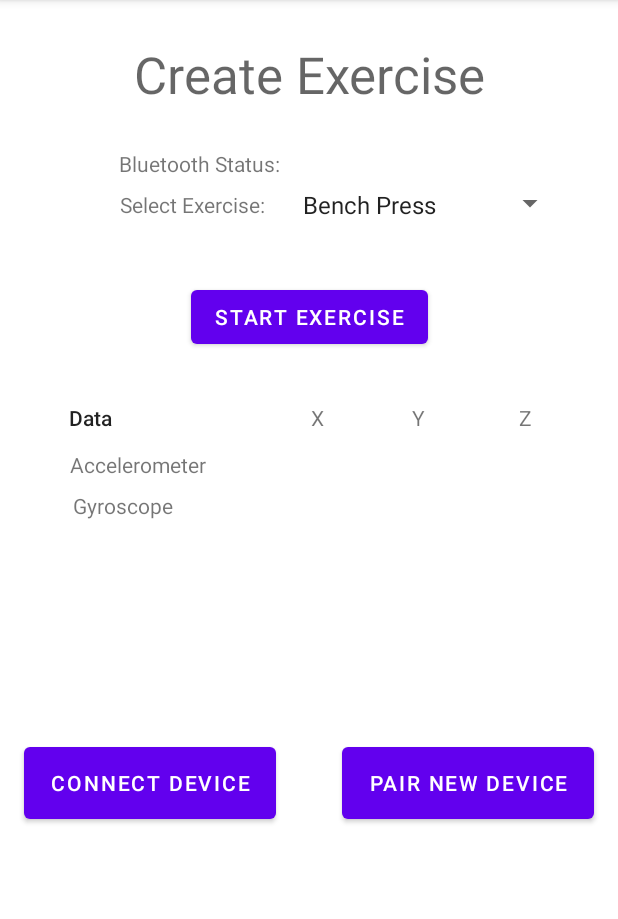
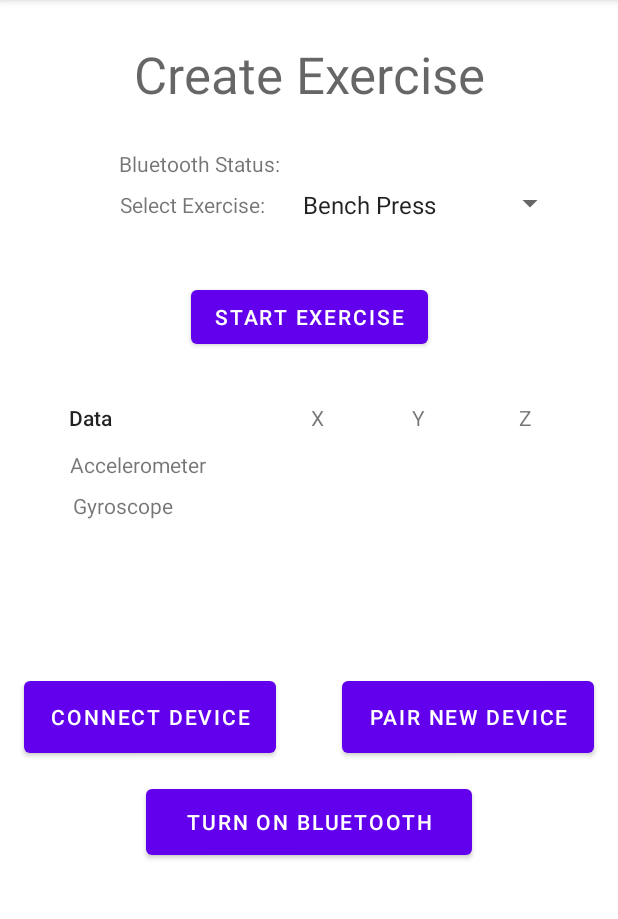
Before and after one commit to micahbow/liftVectr, an Android app: the screen it shows after launch (MainActivity), on a phone screen of 412 x 824 dp, the part 84-1003 px from its top. Run offline under Robolectric (Android 15) with nearby library versions, the phone set to English and light mode, and no system bars.

Commit message:
Added bluetooth turn on button. Implementing ble scanning

```diff
--- a/application/app/src/main/java/com/example/liftvectr/MainActivity.java
+++ b/application/app/src/main/java/com/example/liftvectr/MainActivity.java
@@ -1,23 +1,52 @@
 package com.example.liftvectr;
 
+import static android.Manifest.permission.BLUETOOTH;
+import static android.Manifest.permission.BLUETOOTH_ADMIN;
+import static android.Manifest.permission.BLUETOOTH_CONNECT;
+
+import android.app.Activity;
+import android.bluetooth.BluetoothAdapter;
 import android.content.Intent;
+import android.content.pm.PackageManager;
 import android.os.Bundle;
+import android.os.Handler;
+import android.util.Log;
 import android.view.View;
 import android.widget.ArrayAdapter;
 import android.widget.Button;
 import android.widget.Spinner;
 import android.widget.TextView;
 
+import androidx.activity.result.ActivityResult;
+import androidx.activity.result.ActivityResultCallback;
+import androidx.activity.result.ActivityResultLauncher;
+import androidx.activity.result.contract.ActivityResultContracts;
 import androidx.appcompat.app.AppCompatActivity;
+import androidx.core.app.ActivityCompat;
 
 import java.util.Calendar;
 
 public class MainActivity extends AppCompatActivity {
+    private static final int REQUEST_BLUETOOTH_ID = 1;
+    private static final int REQUEST_BLUETOOTH_ADMIN_ID = 2;
+    private static final int REQUEST_BLUETOOTH_CONNECT_ID = 3;
+    private static final int REQUEST_BLUETOOTH_SCAN_ID = 4;
 
+    private BluetoothAdapter bluetoothAdapter;
+    private static final String TAG = "MainActivity";
+    //private BluetoothLeScanner bluetoothLeScanner = bluetoothAdapter.getBluetoothLeScanner();
+    //private LeDeviceListAdapter leDeviceListAdapter = new LeDeviceListAdapter();
+
+    private boolean scanning;
+    private Handler handler = new Handler();
+
+    // Stops scanning after 10 seconds.
+    private static final long SCAN_PERIOD = 10000;
     private Button exerciseBtn;
     private Button viewChartBtn;
-    private Button ConnectDeviceBtBtn;
-    private Button PairDeviceBtBtn;
+    private Button ConnectBTDeviceBtn;
+    private Button PairNewDeviceBtn;
+    private Button TurnBluetoothOn;
     private Spinner exerciseSpinner;
     private TextView x_accel, y_accel, z_accel;
     private TextView x_gyro, y_gyro, z_gyro;
@@ -31,8 +60,9 @@ public class MainActivity extends AppCompatActivity {
         super.onCreate(savedInstanceState);
         setContentView(R.layout.activity_main);
 
-        ConnectDeviceBtBtn = (Button) findViewById(R.id.connect_device_button);
-        PairDeviceBtBtn = (Button) findViewById(R.id.pair_device_button);
+        ConnectBTDeviceBtn = (Button) findViewById(R.id.connect_device_button);
+        PairNewDeviceBtn = (Button) findViewById(R.id.pair_device_button);
+        TurnBluetoothOn = (Button) findViewById(R.id.turn_bluetooth_on);
         exerciseBtn = (Button) findViewById(R.id.button);
         viewChartBtn = (Button) findViewById(R.id.view_chart_button);
         x_accel = (TextView) findViewById(R.id.x_a);
@@ -51,11 +81,18 @@ public class MainActivity extends AppCompatActivity {
         // Apply the adapter to the spinner
         exerciseSpinner.setAdapter(adapter);
 
+        //Bluetooth initialization
+        bluetoothAdapter = BluetoothAdapter.getDefaultAdapter();
+        if (ActivityCompat.checkSelfPermission(MainActivity.this, BLUETOOTH_CONNECT) != PackageManager.PERMISSION_GRANTED) {
+            // Bluetooth permission has not been granted.
+            bluetoothPermissionCheck(REQUEST_BLUETOOTH_CONNECT_ID);
+        }
+
         exerciseBtn.setOnClickListener(new View.OnClickListener() {
             @Override
             public void onClick(View v) {
 
-                if(exerciseBtn.getText().equals("Start Exercise")) {
+                if (exerciseBtn.getText().equals("Start Exercise")) {
                     exerciseBtn.setText("Stop Exercise");
                     viewChartBtn.setVisibility(View.INVISIBLE);
                     exerciseOngoing = true;
@@ -77,8 +114,7 @@ public class MainActivity extends AppCompatActivity {
                     // We'd display live data within the UI's table using this function
                     displayData(new IMUData(1.215f, 3.983f, 0.015f, 3.947f, 5.543f, 0.132f, 1));
 
-                }
-                else {
+                } else {
                     exerciseBtn.setText("Start Exercise");
                     viewChartBtn.setVisibility(View.VISIBLE);
                     exerciseOngoing = false;
@@ -95,19 +131,41 @@ public class MainActivity extends AppCompatActivity {
             }
         });
 
-        ConnectDeviceBtBtn.setOnClickListener(new View.OnClickListener() {
+        ConnectBTDeviceBtn.setOnClickListener(new View.OnClickListener() {
             @Override
             public void onClick(View view) {
+            }
+        });
+
+        PairNewDeviceBtn.setOnClickListener(new View.OnClickListener() {
+            @Override
+            public void onClick(View view) {
+                //startBleScan();
+
 
             }
         });
 
-        PairDeviceBtBtn.setOnClickListener(new View.OnClickListener() {
+        TurnBluetoothOn.setOnClickListener(new View.OnClickListener() {
             @Override
             public void onClick(View view) {
-
+                /*
+                if (ActivityCompat.checkSelfPermission(MainActivity.this, BLUETOOTH_CONNECT) != PackageManager.PERMISSION_GRANTED) {
+                    // Bluetooth permission has not been granted.
+                    bluetoothPermissionCheck(REQUEST_BLUETOOTH_CONNECT_ID);
+                    return;
+                }
+*/
+                if (!bluetoothAdapter.isEnabled()) {
+                    Intent enableBT = new Intent(BluetoothAdapter.ACTION_REQUEST_ENABLE);
+                    bluetoothActivityResultLauncher.launch(enableBT);
+                }
+                else {
+                    Log.d(TAG, "Bluetooth already enabled");
+                }
             }
         });
+
     }
 
     public void transitionToChartDisplayActivity(String config)
@@ -126,4 +184,81 @@ public class MainActivity extends AppCompatActivity {
         y_gyro.setText(Float.toString(sample.y_ang_vel));
         z_gyro.setText(Float.toString(sample.z_ang_vel));
     }
+
+    private ActivityResultLauncher<Intent> bluetoothActivityResultLauncher = registerForActivityResult(
+            new ActivityResultContracts.StartActivityForResult(),
+            new ActivityResultCallback<ActivityResult>() {
+                @Override
+                public void onActivityResult(ActivityResult result) {
+                    if (result.getResultCode() == Activity.RESULT_OK) {
+                        Log.d(TAG,"Action completed.");
+
+                    }else {
+                        Log.d(TAG,"Cancelled...");
+                    }
+                }
+            }
+    );
+
+    private void bluetoothPermissionCheck(int requestedID) {
+
+        switch(requestedID) {
+            case REQUEST_BLUETOOTH_ID:
+                ActivityCompat.requestPermissions(this, new String[]{BLUETOOTH}, REQUEST_BLUETOOTH_ID);
+                break;
+            case REQUEST_BLUETOOTH_ADMIN_ID:
+                 ActivityCompat.requestPermissions(this, new String[]{BLUETOOTH_ADMIN}, REQUEST_BLUETOOTH_ADMIN_ID);
+                break;
+            case REQUEST_BLUETOOTH_CONNECT_ID:
+                ActivityCompat.requestPermissions(this, new String[]{BLUETOOTH_CONNECT}, REQUEST_BLUETOOTH_CONNECT_ID);
+                break;
+            default:
+                Log.d("Invalid Permission", "Invalid Permission ID Provided");
+                break;
+        }
+
+    }
+/*
+    private void startBleScan() {
+        if (ActivityCompat.checkSelfPermission(MainActivity.this, ACCESS_FINE_LOCATION) != PackageManager.PERMISSION_GRANTED) {
+            // Bluetooth permission has not been granted.
+            bluetoothPermissionCheck(RE);
+            return;
+        }
+        else if (bluetoothLeScanner == null) {
+            Log.d(TAG, "Invalid BLE scanner.");
+            return;
+        }
+
+        if (!scanning) {
+            // Stops scanning after a predefined scan period.
+            handler.postDelayed(new Runnable() {
+                @Override
+                public void run() {
+                    scanning = false;
+                    bluetoothLeScanner.stopScan(leScanCallback);
+                }
+            }, SCAN_PERIOD);
+
+            scanning = true;
+
+            bluetoothLeScanner.startScan(leScanCallback);
+        } else {
+            scanning = false;
+            bluetoothLeScanner.stopScan(leScanCallback);
+        }
+
+    }
+    // Device scan callback.
+    private ScanCallback leScanCallback =
+            new ScanCallback() {
+                @Override
+                public void onScanResult(int callbackType, ScanResult result) {
+                    super.onScanResult(callbackType, result);
+                    leDeviceListAdapter.addDevice(result.getDevice());
+                    leDeviceListAdapter.notifyDataSetChanged();
+                }
+            };
+
+*/
 }
--- a/application/app/src/main/res/layout/activity_main.xml
+++ b/application/app/src/main/res/layout/activity_main.xml
@@ -232,7 +232,7 @@
         android:layout_width="168dp"
         android:layout_height="60dp"
         android:layout_marginStart="16dp"
-        android:layout_marginTop="64dp"
+        android:layout_marginTop="20dp"
         android:text="Connect Device"
         app:layout_constraintStart_toStartOf="parent"
         app:layout_constraintTop_toBottomOf="@+id/view_chart_button" />
@@ -241,10 +241,20 @@
         android:id="@+id/pair_device_button"
         android:layout_width="168dp"
         android:layout_height="60dp"
-        android:layout_marginTop="64dp"
+        android:layout_marginTop="20dp"
         android:layout_marginEnd="16dp"
         android:text="Pair New Device"
         app:layout_constraintEnd_toEndOf="parent"
         app:layout_constraintTop_toBottomOf="@+id/view_chart_button" />
 
+    <Button
+        android:id="@+id/turn_bluetooth_on"
+        android:layout_width="217dp"
+        android:layout_height="56dp"
+        android:layout_marginTop="12dp"
+        android:text="Turn On Bluetooth"
+        app:layout_constraintEnd_toEndOf="parent"
+        app:layout_constraintStart_toStartOf="parent"
+        app:layout_constraintTop_toBottomOf="@+id/pair_device_button" />
+
 </androidx.constraintlayout.widget.ConstraintLayout>
--- a/application/build.gradle
+++ b/application/build.gradle
@@ -5,7 +5,7 @@ buildscript {
         mavenCentral()
     }
     dependencies {
-        classpath "com.android.tools.build:gradle:7.0.2"
+        classpath 'com.android.tools.build:gradle:7.1.2'
 
         // NOTE: Do not place your application dependencies here; they belong
         // in the individual module build.gradle files
```
Also changed, not shown: application/app/src/main/AndroidManifest.xml (+8 -13 lines), application/gradle/wrapper/gradle-wrapper.properties, 1 other file.
